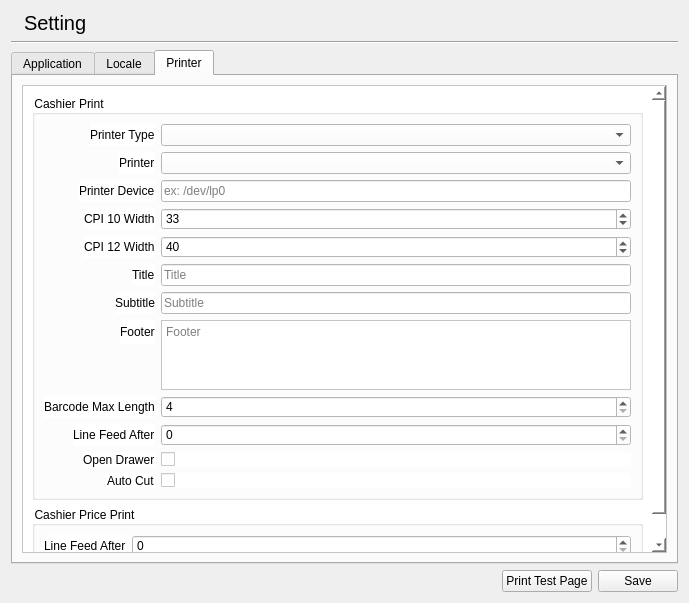
apinprastya/sultan, file libgui/setting/settingwidget.ui: the form before one commit.
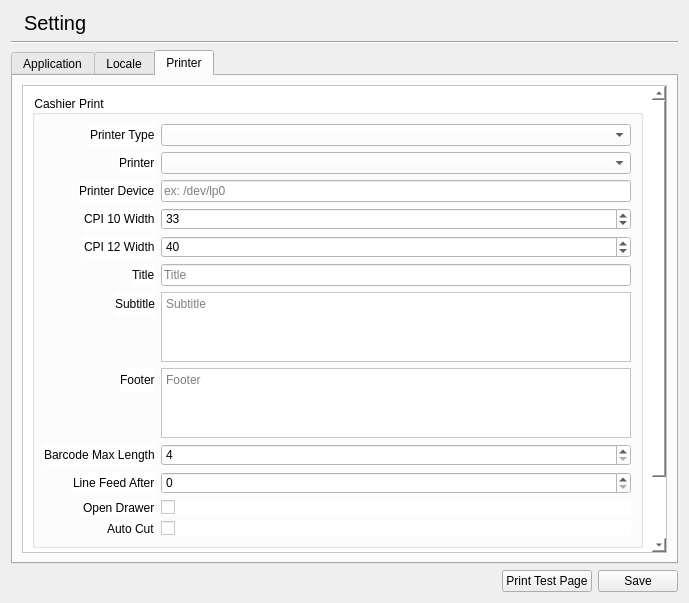
The form after the commit. Icons and pictures are not drawn.

Commit message: make the print subtitle multiline

```diff
--- a/libgui/setting/settingwidget.ui
+++ b/libgui/setting/settingwidget.ui
@@ -421,7 +421,7 @@
             <x>0</x>
             <y>0</y>
             <width>633</width>
-            <height>500</height>
+            <height>548</height>
            </rect>
           </property>
           <layout class="QVBoxLayout" name="verticalLayout_8">
@@ -498,13 +498,6 @@
                   </property>
                  </widget>
                 </item>
-                <item row="6" column="1">
-                 <widget class="QLineEdit" name="linePrintCashierSubtitle">
-                  <property name="placeholderText">
-                   <string>Subtitle</string>
-                  </property>
-                 </widget>
-                </item>
                 <item row="7" column="1">
                  <widget class="QPlainTextEdit" name="plainPrintCashierFooter">
                   <property name="sizePolicy">
@@ -628,6 +621,25 @@
                   </property>
                  </widget>
                 </item>
+                <item row="6" column="1">
+                 <widget class="QPlainTextEdit" name="plainPrintCashierSubtitle">
+                  <property name="sizePolicy">
+                   <sizepolicy hsizetype="Expanding" vsizetype="Maximum">
+                    <horstretch>0</horstretch>
+                    <verstretch>0</verstretch>
+                   </sizepolicy>
+                  </property>
+                  <property name="maximumSize">
+                   <size>
+                    <width>16777215</width>
+                    <height>75</height>
+                   </size>
+                  </property>
+                  <property name="placeholderText">
+                   <string>Subtitle</string>
+                  </property>
+                 </widget>
+                </item>
                </layout>
               </item>
              </layout>
```
Left out of the diff: 1 changed line with no effect on the pictures. The commit also changes 2 other files.
